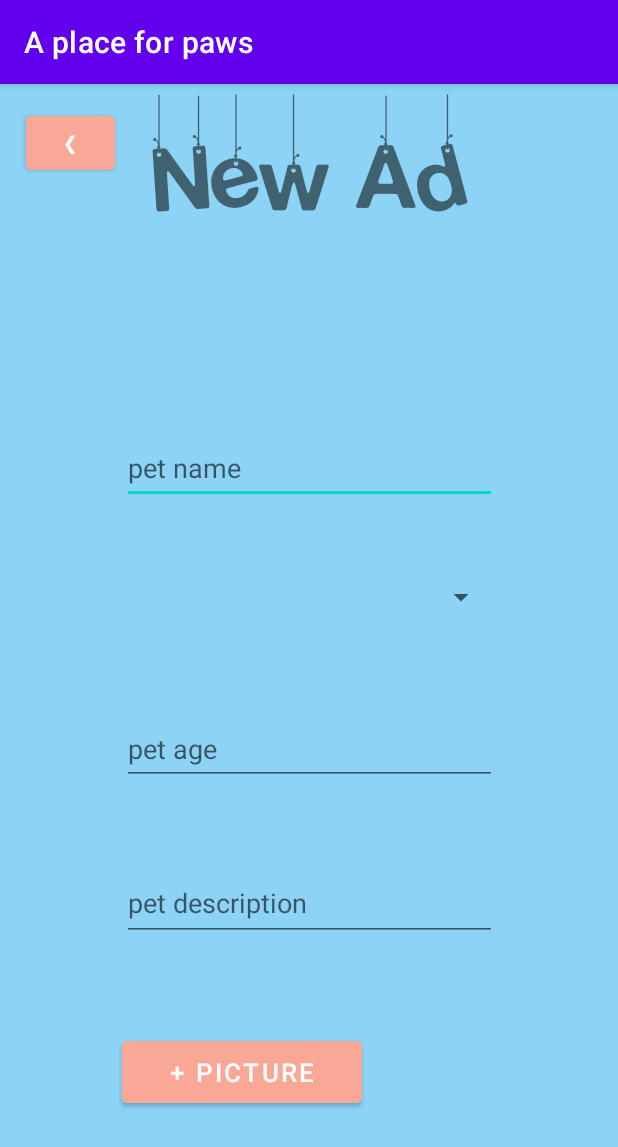
After one commit to soniadeca28/APlaceForPaws, an Android app: the NewAdActivity screen opened directly, with no data from a screen before it, on a phone screen of 412 x 824 dp. The commit adds this screen. Shown: the top 1147 px of the screen. Run offline under Robolectric (Android 15) with nearby library versions, the phone set to English and light mode, and no system bars; our stand-ins replace Firebase (no records; nobody signed in at launch, a user with empty details on screens opened directly).

Commit message:
Added new ad page

```diff
--- a/app/src/main/AndroidManifest.xml
+++ b/app/src/main/AndroidManifest.xml
@@ -31,6 +31,10 @@
         <activity
             android:name=".BrowseActivity"
             android:exported="true"/>
+        <activity
+            android:name=".NewAdActivity"
+            android:exported="true"/>
+
     </application>
 
 </manifest>
--- /dev/null
+++ b/app/src/main/java/com/example/aplaceforpaws/NewAdActivity.java
@@ -0,0 +1,53 @@
+package com.example.aplaceforpaws;
+
+import android.content.Intent;
+import android.os.Bundle;
+import android.widget.Button;
+import android.widget.EditText;
+import android.widget.Spinner;
+
+import androidx.appcompat.app.AppCompatActivity;
+
+import com.google.firebase.auth.FirebaseAuth;
+
+public class NewAdActivity extends AppCompatActivity {
+
+    EditText petName, petAge, petDescription;
+    Spinner petType;
+
+    FirebaseAuth auth;
+
+    @Override
+    protected void onCreate(Bundle savedInstanceState) {
+        super.onCreate(savedInstanceState);
+        setContentView(R.layout.new_ad_page);
+
+        petName = findViewById(R.id.newAdPetName);
+        petAge = findViewById(R.id.newAdPetAge);
+        petDescription = findViewById(R.id.newAdPetDescription);
+        petType = findViewById(R.id.petTypeChoiceBox);
+
+        Button backButton = findViewById(R.id.newAdBackButton);
+        backButton.setOnClickListener(v -> backToIntermediate());
+
+        Button addPicture = findViewById(R.id.addImage);
+        addPicture.setOnClickListener(v -> addPicture());
+
+        auth = FirebaseAuth.getInstance();
+
+        if (auth.getCurrentUser() == null) {
+            startActivity(new Intent(getApplicationContext(), MainActivity.class)); // sa te duca la pagina principala fiindca nu esti logat
+            finish();
+        }
+
+    }
+
+    private void backToIntermediate() {
+        Intent intent = new Intent(this, IntermediateActivity.class);
+        startActivity(intent);
+        finish();
+    }
+
+    private void addPicture() {
+    }
+}
--- /dev/null
+++ b/app/src/main/res/layout/new_ad_page.xml
@@ -0,0 +1,118 @@
+<?xml version="1.0" encoding="utf-8"?>
+<androidx.constraintlayout.widget.ConstraintLayout xmlns:android="http://schemas.android.com/apk/res/android"
+    xmlns:app="http://schemas.android.com/apk/res-auto"
+    xmlns:tools="http://schemas.android.com/tools"
+    android:id="@+id/newAdBackground"
+    android:layout_width="match_parent"
+    android:layout_height="match_parent"
+    android:background="@color/babyblue">
+
+    <TextView
+        android:id="@+id/newAdTitle"
+        android:layout_width="250dp"
+        android:layout_height="106dp"
+        android:fontFamily="@font/hang"
+        android:text="@string/newAd"
+        android:textAlignment="center"
+        android:textSize="70sp"
+        app:layout_constraintBottom_toBottomOf="parent"
+        app:layout_constraintEnd_toEndOf="parent"
+        app:layout_constraintStart_toStartOf="parent"
+        app:layout_constraintTop_toTopOf="parent"
+        app:layout_constraintVertical_bias="0.008" />
+
+    <Button
+        android:id="@+id/newAdBackButton"
+        android:layout_width="59dp"
+        android:layout_height="48dp"
+        android:backgroundTint="@color/peach"
+        android:text="@string/backButton"
+        app:layout_constraintBottom_toBottomOf="parent"
+        app:layout_constraintEnd_toEndOf="parent"
+        app:layout_constraintHorizontal_bias="0.05"
+        app:layout_constraintStart_toStartOf="parent"
+        app:layout_constraintTop_toTopOf="parent"
+        app:layout_constraintVertical_bias="0.021"
+        tools:ignore="TextContrastCheck" />
+
+    <EditText
+        android:id="@+id/newAdPetName"
+        android:layout_width="250dp"
+        android:layout_height="48dp"
+        android:ems="10"
+        android:hint="@string/petName"
+        android:importantForAutofill="no"
+        android:inputType="textPersonName"
+        android:minHeight="48dp"
+        app:layout_constraintBottom_toBottomOf="parent"
+        app:layout_constraintEnd_toEndOf="parent"
+        app:layout_constraintHorizontal_bias="0.503"
+        app:layout_constraintStart_toStartOf="parent"
+        app:layout_constraintTop_toTopOf="parent"
+        app:layout_constraintVertical_bias="0.322"
+        tools:ignore="TextContrastCheck" />
+
+    <Spinner
+        android:id="@+id/petTypeChoiceBox"
+        android:layout_width="250dp"
+        android:layout_height="48dp"
+        android:hint="@string/petName"
+        android:gravity="center|fill"
+        app:layout_constraintBottom_toBottomOf="parent"
+        app:layout_constraintEnd_toEndOf="parent"
+        app:layout_constraintHorizontal_bias="0.503"
+        app:layout_constraintStart_toStartOf="parent"
+        app:layout_constraintTop_toTopOf="parent"
+        app:layout_constraintVertical_bias="0.442" />
+
+    <EditText
+        android:id="@+id/newAdPetAge"
+        android:layout_width="250dp"
+        android:layout_height="48dp"
+        android:ems="10"
+        android:hint="@string/petAge"
+        android:importantForAutofill="no"
+        android:inputType="numberDecimal"
+        android:minHeight="48dp"
+        app:layout_constraintBottom_toBottomOf="parent"
+        app:layout_constraintEnd_toEndOf="parent"
+        app:layout_constraintHorizontal_bias="0.503"
+        app:layout_constraintStart_toStartOf="parent"
+        app:layout_constraintTop_toTopOf="parent"
+        app:layout_constraintVertical_bias="0.582"
+        tools:ignore="TextContrastCheck" />
+
+    <EditText
+        android:id="@+id/newAdPetDescription"
+        android:layout_width="250dp"
+        android:layout_height="48dp"
+        android:ems="10"
+        android:gravity="start|top"
+        android:hint="@string/petDescription"
+        android:inputType="textMultiLine"
+        app:layout_constraintBottom_toBottomOf="parent"
+        app:layout_constraintEnd_toEndOf="parent"
+        app:layout_constraintHorizontal_bias="0.503"
+        app:layout_constraintStart_toStartOf="parent"
+        app:layout_constraintTop_toTopOf="parent"
+        app:layout_constraintVertical_bias="0.727"
+        android:importantForAutofill="no" />
+
+    <Button
+        android:id="@+id/addImage"
+        android:layout_width="160dp"
+        android:layout_height="53dp"
+        android:backgroundTint="@color/peach"
+        android:text="@string/addPicture"
+        android:textColor="@color/white"
+        android:textSize="17sp"
+        app:layout_constraintBottom_toBottomOf="parent"
+        app:layout_constraintEnd_toEndOf="parent"
+        app:layout_constraintHorizontal_bias="0.322"
+        app:layout_constraintStart_toStartOf="parent"
+        app:layout_constraintTop_toTopOf="parent"
+        app:layout_constraintVertical_bias="0.884"
+        tools:ignore="TextContrastCheck" />
+
+
+</androidx.constraintlayout.widget.ConstraintLayout>
--- a/app/src/main/res/values/strings.xml
+++ b/app/src/main/res/values/strings.xml
@@ -21,5 +21,9 @@
     <string name="logout">Log out</string>
     <string name="filters">Filter…</string>
     <string name="browsePetsTitle">Pets</string>
+    <string name="petName">pet name</string>
+    <string name="petAge">pet age</string>
+    <string name="petDescription">pet description</string>
+    <string name="addPicture">+ picture</string>
 
 </resources>
```
